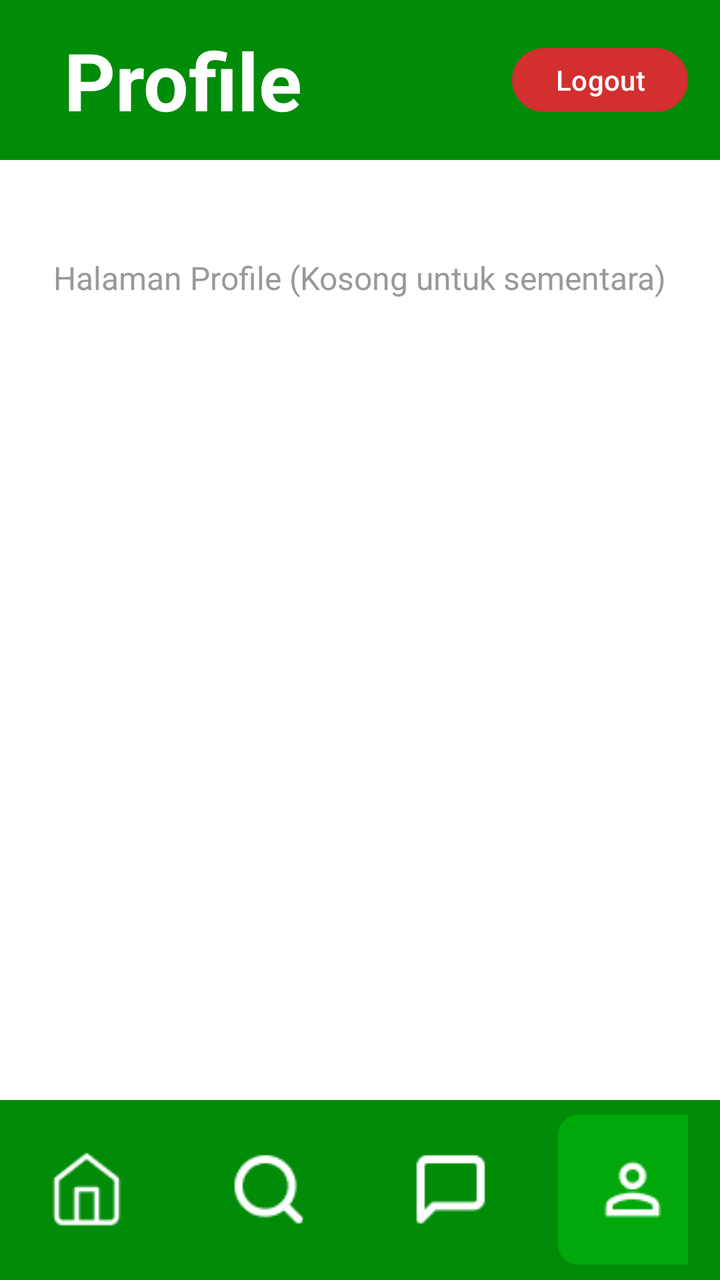
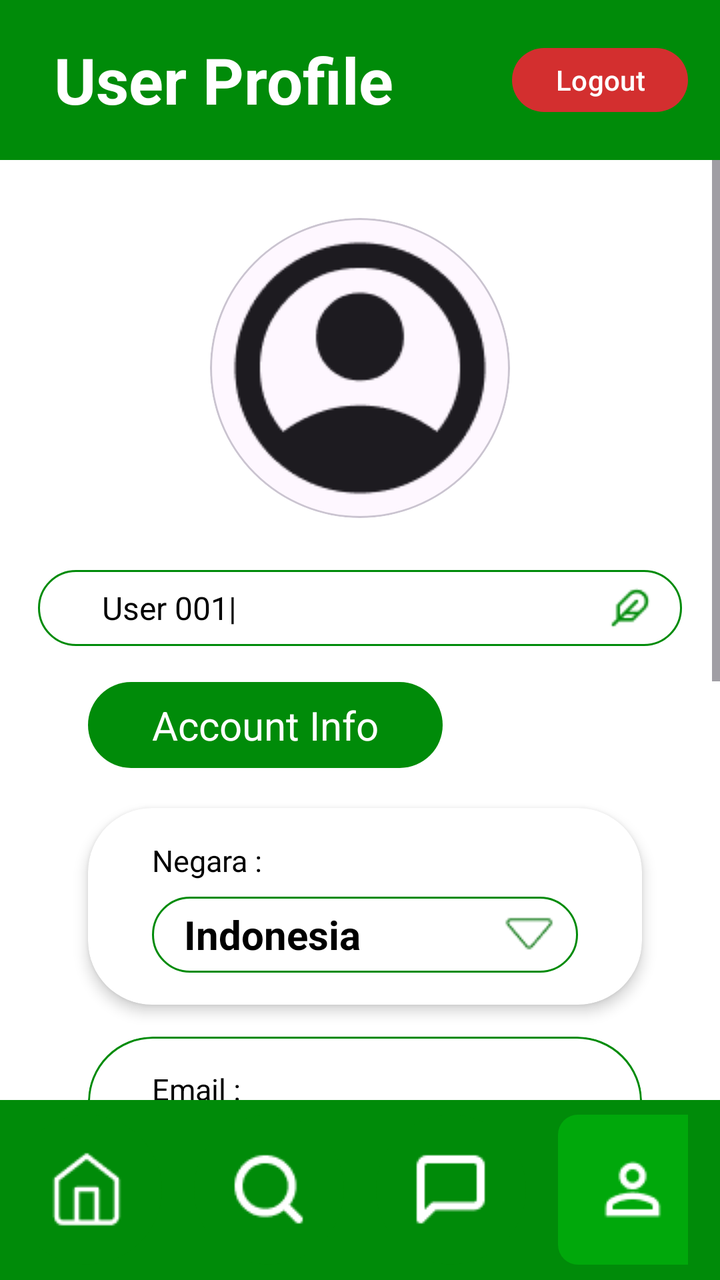

Two renders of the same Android screen: before a commit and after it. Below are the layout's source before the change and the commit's diff.
<!-- AndroidManifest.xml: application theme Theme.Wertugo -->
<!-- res/layout/activity_profile.xml -->
<?xml version="1.0" encoding="utf-8"?>
<LinearLayout xmlns:android="http://schemas.android.com/apk/res/android"
    xmlns:app="http://schemas.android.com/apk/res-auto"
    android:layout_width="match_parent"
    android:layout_height="match_parent"
    android:orientation="vertical"
    android:background="#FFFFFF">

    
    <androidx.appcompat.widget.Toolbar
        android:id="@+id/toolbar_profile"
        android:layout_width="match_parent"
        android:layout_height="80dp"
        android:background="#008B09"
        android:theme="@style/ThemeOverlay.AppCompat.Dark.ActionBar">

        <RelativeLayout
            android:layout_width="match_parent"
            android:layout_height="match_parent">

            <TextView
                android:id="@+id/tv_toolbar_title"
                android:layout_width="wrap_content"
                android:layout_height="wrap_content"
                android:layout_centerVertical="true"
                android:layout_marginStart="16dp"
                android:text="Profile"
                android:textColor="#FFFFFF"
                android:textSize="40sp"
                android:textStyle="bold" />

            <com.google.android.material.button.MaterialButton
                android:id="@+id/btn_logout"
                android:layout_width="wrap_content"
                android:layout_height="40dp"
                android:layout_alignParentEnd="true"
                android:layout_centerVertical="true"
                android:layout_marginEnd="16dp"
                android:text="Logout"
                android:textSize="14sp"
                android:textColor="#FFFFFF"
                app:backgroundTint="#D32F2F"
                app:cornerRadius="20dp"
                android:paddingHorizontal="12dp" />

        </RelativeLayout>

    </androidx.appcompat.widget.Toolbar>

    
    <ScrollView
        android:layout_width="match_parent"
        android:layout_height="0dp"
        android:layout_weight="1"
        android:padding="16dp">

        <LinearLayout
            android:layout_width="match_parent"
            android:layout_height="wrap_content"
            android:orientation="vertical"
            android:gravity="center">

            <TextView
                android:layout_width="wrap_content"
                android:layout_height="wrap_content"
                android:text="Halaman Profile (Kosong untuk sementara)"
                android:textSize="16sp"
                android:textColor="#999999"
                android:layout_marginTop="32dp" />

        </LinearLayout>

    </ScrollView>

    
    <LinearLayout
        android:layout_width="match_parent"
        android:layout_height="90dp"
        android:background="#008B09"
        android:gravity="center"
        android:orientation="horizontal"
        android:paddingHorizontal="16dp">

        
        <LinearLayout
            android:layout_width="75dp"
            android:layout_height="75dp"
            android:gravity="center"
            android:layout_marginEnd="16dp">
            <ImageView
                android:id="@+id/nav_home"
                android:layout_width="40dp"
                android:layout_height="40dp"
                android:src="@drawable/ic_home"
                android:contentDescription="@string/nav_home"
                android:clickable="true"
                android:focusable="true"
                app:tint="#FFFFFF" />
        </LinearLayout>

        
        <LinearLayout
            android:layout_width="75dp"
            android:layout_height="75dp"
            android:gravity="center"
            android:layout_marginEnd="16dp">
            <ImageView
                android:id="@+id/nav_search"
                android:layout_width="40dp"
                android:layout_height="40dp"
                android:src="@drawable/ic_search"
                android:contentDescription="@string/nav_search"
                android:clickable="true"
                android:focusable="true"
                app:tint="#FFFFFF" />
        </LinearLayout>

        
        <LinearLayout
            android:layout_width="75dp"
            android:layout_height="75dp"
            android:gravity="center"
            android:layout_marginEnd="16dp">
            <ImageView
                android:id="@+id/nav_message"
                android:layout_width="40dp"
                android:layout_height="40dp"
                android:src="@drawable/ic_message"
                android:contentDescription="@string/nav_message"
                android:clickable="true"
                android:focusable="true"
                app:tint="#FFFFFF" />
        </LinearLayout>

        
        <LinearLayout
            android:layout_width="75dp"
            android:layout_height="75dp"
            android:background="@drawable/bg_nav_active"
            android:gravity="center">
            <ImageView
                android:id="@+id/nav_profile"
                android:layout_width="40dp"
                android:layout_height="40dp"
                android:src="@drawable/ic_profile"
                android:contentDescription="@string/nav_profile"
                android:clickable="true"
                android:focusable="true"
                app:tint="#FFFFFF" />
        </LinearLayout>

    </LinearLayout>

</LinearLayout>
<!-- resources referenced by this layout -->
<resources>
  <!-- drawable bg_nav_active (drawable) -->
  <?xml version="1.0" encoding="utf-8"?>
  <shape xmlns:android="http://schemas.android.com/apk/res/android"
      android:shape="rectangle">
      <corners android:radius="10dp" />
      <solid android:color="#00A80B" />
  </shape>
  <!-- drawable ic_home: png bitmap (drawable, 511 bytes) -->
  <!-- drawable ic_message: png bitmap (drawable, 373 bytes) -->
  <!-- drawable ic_profile: png bitmap (drawable, 541 bytes) -->
  <!-- drawable ic_search: png bitmap (drawable, 654 bytes) -->
  <string name="nav_home">Home</string>
  <string name="nav_message">Message</string>
  <string name="nav_profile">Profile</string>
  <string name="nav_search">Search</string>
  <style name="Theme.Wertugo" parent="Base.Theme.Wertugo" />
  <style name="Base.Theme.Wertugo" parent="Theme.Material3.DayNight.NoActionBar">
          
          
      </style>
</resources>

<!-- the commit's change to res/layout/activity_profile.xml (unified diff, before → after) -->
@@ -1,34 +1,34 @@
 <?xml version="1.0" encoding="utf-8"?>
-<LinearLayout xmlns:android="http://schemas.android.com/apk/res/android"
+<androidx.constraintlayout.widget.ConstraintLayout xmlns:android="http://schemas.android.com/apk/res/android"
     xmlns:app="http://schemas.android.com/apk/res-auto"
     android:layout_width="match_parent"
     android:layout_height="match_parent"
-    android:orientation="vertical"
     android:background="#FFFFFF">
 
     
     <androidx.appcompat.widget.Toolbar
-        android:id="@+id/toolbar_profile"
-        android:layout_width="match_parent"
+        android:id="@+id/toolbar"
+        android:layout_width="0dp"
         android:layout_height="80dp"
         android:background="#008B09"
-        android:theme="@style/ThemeOverlay.AppCompat.Dark.ActionBar">
+        app:layout_constraintEnd_toEndOf="parent"
+        app:layout_constraintStart_toStartOf="parent"
+        app:layout_constraintTop_toTopOf="parent">
 
         <RelativeLayout
             android:layout_width="match_parent"
             android:layout_height="match_parent">
-
             <TextView
                 android:id="@+id/tv_toolbar_title"
                 android:layout_width="wrap_content"
                 android:layout_height="wrap_content"
                 android:layout_centerVertical="true"
-                android:layout_marginStart="16dp"
-                android:text="Profile"
+                android:layout_marginStart="11dp"
+                android:text="User Profile"
                 android:textColor="#FFFFFF"
-                android:textSize="40sp"
-                android:textStyle="bold" />
-
+                android:textSize="32sp"
+                android:textStyle="bold"
+                android:fontFamily="sans-serif" />
             <com.google.android.material.button.MaterialButton
                 android:id="@+id/btn_logout"
                 android:layout_width="wrap_content"
@@ -42,113 +42,416 @@
                 app:backgroundTint="#D32F2F"
                 app:cornerRadius="20dp"
                 android:paddingHorizontal="12dp" />
-
         </RelativeLayout>
-
     </androidx.appcompat.widget.Toolbar>
 
     
     <ScrollView
-        android:layout_width="match_parent"
+        android:id="@+id/scrollView"
+        android:layout_width="0dp"
         android:layout_height="0dp"
-        android:layout_weight="1"
-        android:padding="16dp">
-
-        <LinearLayout
+        android:fillViewport="true"
+        android:scrollbars="vertical"
+        app:layout_constraintTop_toBottomOf="@id/toolbar"
+        app:layout_constraintBottom_toTopOf="@id/navbar"
+        app:layout_constraintEnd_toEndOf="parent"
+        app:layout_constraintStart_toStartOf="parent">
+
+        <androidx.constraintlayout.widget.ConstraintLayout
             android:layout_width="match_parent"
             android:layout_height="wrap_content"
-            android:orientation="vertical"
-            android:gravity="center">
-
-            <TextView
+            android:paddingBottom="32dp">
+
+            
+            <com.google.android.material.card.MaterialCardView
+                android:id="@+id/cv_profile_pic"
+                android:layout_width="150dp"
+                android:layout_height="150dp"
+                app:cardCornerRadius="75dp"
+                app:cardElevation="0dp"
+                app:layout_constraintEnd_toEndOf="parent"
+                app:layout_constraintStart_toStartOf="parent"
+                app:layout_constraintTop_toTopOf="parent"
+                android:layout_marginTop="29dp">
+                <ImageView
+                    android:id="@+id/iv_profile_picture"
+                    android:layout_width="match_parent"
+                    android:layout_height="match_parent"
+                    android:scaleType="centerCrop"
+                    android:src="@drawable/ic_default_profile"
+                    android:contentDescription="@string/profile_picture" />
+            </com.google.android.material.card.MaterialCardView>
+
+            
+            <LinearLayout
+                android:id="@+id/layout_username"
+                android:layout_width="0dp"
+                android:layout_height="38dp"
+                android:layout_marginStart="19dp"
+                android:layout_marginEnd="19dp"
+                android:layout_marginTop="26dp"
+                android:background="@drawable/border_green_rounded"
+                android:orientation="horizontal"
+                android:gravity="center_vertical"
+                android:paddingStart="32dp"
+                android:paddingEnd="16dp"
+                app:layout_constraintEnd_toEndOf="parent"
+                app:layout_constraintStart_toStartOf="parent"
+                app:layout_constraintTop_toBottomOf="@id/cv_profile_pic">
+
+                <EditText
+                    android:id="@+id/et_username"
+                    android:layout_width="0dp"
+                    android:layout_height="wrap_content"
+                    android:layout_weight="1"
+                    android:text="User 001|"
+                    android:textSize="16sp"
+                    android:textColor="#000000"
+                    android:background="@null"
+                    android:padding="0dp"
+                    android:inputType="textPersonName"
+                    android:singleLine="true" />
+
+                <ImageView
+                    android:id="@+id/iv_edit_username"
+                    android:layout_width="20dp"
+                    android:layout_height="20dp"
+                    android:src="@drawable/ic_feather"
+                    android:contentDescription="@string/edit_username" />
+            </LinearLayout>
+
+            
+            <androidx.appcompat.widget.LinearLayoutCompat
+                android:id="@+id/btn_account_info"
                 android:layout_width="wrap_content"
                 android:layout_height="wrap_content"
-                android:text="Halaman Profile (Kosong untuk sementara)"
-                android:textSize="16sp"
-                android:textColor="#999999"
-                android:layout_marginTop="32dp" />
-
-        </LinearLayout>
-
+                android:layout_marginStart="44dp"
+                android:layout_marginTop="18dp"
+                android:background="@drawable/bg_account_info"
+                android:paddingStart="32dp"
+                android:paddingEnd="32dp"
+                android:paddingTop="8dp"
+                android:paddingBottom="8dp"
+                app:layout_constraintStart_toStartOf="parent"
+                app:layout_constraintTop_toBottomOf="@id/layout_username">
+                <TextView
+                    android:layout_width="wrap_content"
+                    android:layout_height="wrap_content"
+                    android:text="Account Info"
+                    android:textColor="#FFFFFF"
+                    android:textSize="20sp"
+                    android:fontFamily="sans-serif" />
+            </androidx.appcompat.widget.LinearLayoutCompat>
+
+            
+            <androidx.cardview.widget.CardView
+                android:id="@+id/card_negara"
+                android:layout_width="0dp"
+                android:layout_height="wrap_content"
+                android:layout_marginStart="44dp"
+                android:layout_marginEnd="39dp"
+                android:layout_marginTop="20dp"
+                app:cardCornerRadius="32dp"
+                app:cardElevation="4dp"
+                app:cardBackgroundColor="#FFFFFF"
+                app:layout_constraintEnd_toEndOf="parent"
+                app:layout_constraintStart_toStartOf="parent"
+                app:layout_constraintTop_toBottomOf="@id/btn_account_info">
+
+                <LinearLayout
+                    android:layout_width="match_parent"
+                    android:layout_height="wrap_content"
+                    android:orientation="vertical"
+                    android:paddingStart="32dp"
+                    android:paddingTop="8dp"
+                    android:paddingEnd="32dp"
+                    android:paddingBottom="8dp">
+
+                    <TextView
+                        android:layout_width="wrap_content"
+                        android:layout_height="wrap_content"
+                        android:layout_marginTop="8dp"
+                        android:text="Negara :"
+                        android:textColor="#000000"
+                        android:textSize="15sp" />
+
+                    <LinearLayout
+                        android:layout_width="match_parent"
+                        android:layout_height="38dp"
+                        android:layout_marginTop="8dp"
+                        android:layout_marginBottom="8dp"
+                        android:background="@drawable/border_green_rounded_shadow"
+                        android:gravity="center_vertical"
+                        android:orientation="horizontal"
+                        android:paddingStart="16dp"
+                        android:paddingEnd="8dp">
+
+                        <AutoCompleteTextView
+                            android:id="@+id/et_country"
+                            android:layout_width="0dp"
+                            android:layout_height="wrap_content"
+                            android:layout_weight="1"
+                            android:background="@null"
+                            android:inputType="text"
+                            android:padding="0dp"
+                            android:singleLine="true"
+                            android:text="Indonesia"
+                            android:textColor="#000000"
+                            android:textSize="20sp"
+                            android:textStyle="bold" />
+
+                        <ImageView
+                            android:layout_width="32dp"
+                            android:layout_height="32dp"
+                            android:contentDescription="@null"
+                            android:src="@drawable/ic_dropdown" />
+                    </LinearLayout>
+                </LinearLayout>
+            </androidx.cardview.widget.CardView>
+
+            
+            <androidx.cardview.widget.CardView
+                android:id="@+id/card_email"
+                android:layout_width="0dp"
+                android:layout_height="137dp"
+                android:layout_marginStart="44dp"
+                android:layout_marginEnd="39dp"
+                android:layout_marginTop="16dp"
+                app:cardCornerRadius="32dp"
+                app:cardElevation="0dp"
+                app:cardBackgroundColor="#FFFFFF"
+                app:layout_constraintEnd_toEndOf="parent"
+                app:layout_constraintStart_toStartOf="parent"
+                app:layout_constraintTop_toBottomOf="@id/card_negara">
+
+                <androidx.constraintlayout.widget.ConstraintLayout
+                    android:layout_width="match_parent"
+                    android:layout_height="match_parent"
+                    android:background="@drawable/border_green_rounded_shadow"
+                    android:paddingStart="32dp"
+                    android:paddingEnd="32dp">
+
+                    <TextView
+                        android:id="@+id/label_email"
+                        android:layout_width="wrap_content"
+                        android:layout_height="wrap_content"
+                        android:text="Email :"
+                        android:textSize="15sp"
+                        android:textColor="#000000"
+                        app:layout_constraintStart_toStartOf="parent"
+                        app:layout_constraintTop_toTopOf="parent"
+                        android:layout_marginTop="16dp" />
+
+                    <LinearLayout
+                        android:id="@+id/email_field"
+                        android:layout_width="0dp"
+                        android:layout_height="35dp"
+                        android:layout_marginTop="8dp"
+                        android:background="@drawable/border_green_rounded_shadow"
+                        android:orientation="horizontal"
+                        android:gravity="center_vertical"
+                        android:paddingStart="16dp"
+                        android:paddingEnd="16dp"
+                        app:layout_constraintStart_toStartOf="parent"
+                        app:layout_constraintEnd_toEndOf="parent"
+                        app:layout_constraintTop_toBottomOf="@id/label_email">
+
+                        <TextView
+                            android:id="@+id/tv_email"
+                            android:layout_width="0dp"
+                            android:layout_height="wrap_content"
+                            android:layout_weight="1"
+                            android:text="user001@gmail.com"
+                            android:textSize="15sp"
+                            android:textStyle="bold"
+                            android:textColor="#000000"
+                            android:textDecoration="underline" />
+                    </LinearLayout>
+
+                    <com.google.android.material.button.MaterialButton
+                        android:id="@+id/btn_change_email"
+                        android:layout_width="0dp"
+                        android:layout_height="47dp"
+                        android:text="Ganti Email"
+                        android:textSize="12sp"
+                        android:textColor="#FFFFFF"
+                        app:backgroundTint="#008B09"
+                        app:cornerRadius="32dp"
+                        app:layout_constraintStart_toStartOf="parent"
+                        app:layout_constraintEnd_toEndOf="parent"
+                        app:layout_constraintTop_toBottomOf="@id/email_field"
+                        android:layout_marginTop="16dp"
+                        app:layout_constraintBottom_toBottomOf="parent"
+                        android:layout_marginBottom="16dp" />
+                </androidx.constraintlayout.widget.ConstraintLayout>
+            </androidx.cardview.widget.CardView>
+
+            
+            <androidx.cardview.widget.CardView
+                android:id="@+id/card_password"
+                android:layout_width="0dp"
+                android:layout_height="145dp"
+                android:layout_marginStart="44dp"
+                android:layout_marginEnd="39dp"
+                android:layout_marginTop="16dp"
+                app:cardCornerRadius="32dp"
+                app:cardElevation="4dp"
+                app:cardBackgroundColor="#FFFFFF"
+                app:layout_constraintEnd_toEndOf="parent"
+                app:layout_constraintStart_toStartOf="parent"
+                app:layout_constraintTop_toBottomOf="@id/card_email">
+
+                <androidx.constraintlayout.widget.ConstraintLayout
+                    android:layout_width="match_parent"
+                    android:layout_height="match_parent"
+                    android:background="@drawable/border_green_rounded_shadow"
+                    android:paddingStart="32dp"
+                    android:paddingEnd="32dp">
+
+                    <TextView
+                        android:id="@+id/label_password"
+                        android:layout_width="wrap_content"
+                        android:layout_height="wrap_content"
+                        android:text="Password :"
+                        android:textSize="15sp"
+                        android:textColor="#000000"
+                        app:layout_constraintStart_toStartOf="parent"
+                        app:layout_constraintTop_toTopOf="parent"
+                        android:layout_marginTop="16dp" />
+
+                    <LinearLayout
+                        android:id="@+id/password_field"
+                        android:layout_width="0dp"
+                        android:layout_height="35dp"
+                        android:layout_marginTop="8dp"
+                        android:background="@drawable/border_green_rounded_shadow"
+                        android:orientation="horizontal"
+                        android:gravity="center_vertical"
+                        android:paddingStart="16dp"
+                        android:paddingEnd="16dp"
+                        app:layout_constraintStart_toStartOf="parent"
+                        app:layout_constraintEnd_toEndOf="parent"
+                        app:layout_constraintTop_toBottomOf="@id/label_password">
+
+                        <TextView
+                            android:id="@+id/tv_password"
+                            android:layout_width="0dp"
+                            android:layout_height="wrap_content"
+                            android:layout_weight="1"
+                            android:text="**********"
+                            android:textSize="20sp"
+                            android:textStyle="bold"
+                            android:textColor="#000000" />
+                    </LinearLayout>
+
+                    <com.google.android.material.button.MaterialButton
+                        android:id="@+id/btn_change_password"
+                        android:layout_width="0dp"
+                        android:layout_height="47dp"
+                        android:text="Ganti Password"
+                        android:textSize="12sp"
+                        android:textColor="#FFFFFF"
+                        app:backgroundTint="#008B09"
+                        app:cornerRadius="32dp"
+                        app:layout_constraintStart_toStartOf="parent"
+                        app:layout_constraintEnd_toEndOf="parent"
+                        app:layout_constraintTop_toBottomOf="@id/password_field"
+                        android:layout_marginTop="16dp"
+                        app:layout_constraintBottom_toBottomOf="parent"
+                        android:layout_marginBottom="16dp" />
+                </androidx.constraintlayout.widget.ConstraintLayout>
+            </androidx.cardview.widget.CardView>
+
+            
+            <com.google.android.material.button.MaterialButton
+                android:id="@+id/btn_save"
+                android:layout_width="0dp"
+                android:layout_height="47dp"
+                android:layout_marginStart="73dp"
+                android:layout_marginEnd="73dp"
+                android:layout_marginTop="32dp"
+                android:text="Simpan Perubahan"
+                android:textSize="12sp"
+                android:textColor="#FFFFFF"
+                app:backgroundTint="#008B09"
+                app:cornerRadius="32dp"
+                app:layout_constraintEnd_toEndOf="parent"
+                app:layout_constraintStart_toStartOf="parent"
+                app:layout_constraintTop_toBottomOf="@id/card_password" />
+
+        </androidx.constraintlayout.widget.ConstraintLayout>
     </ScrollView>
 
     
     <LinearLayout
-        android:layout_width="match_parent"
+        android:id="@+id/navbar"
+        android:layout_width="0dp"
         android:layout_height="90dp"
         android:background="#008B09"
+        android:orientation="horizontal"
         android:gravity="center"
-        android:orientation="horizontal"
-        android:paddingHorizontal="16dp">
-
-        
+        android:paddingHorizontal="16dp"
+        app:layout_constraintBottom_toBottomOf="parent"
+        app:layout_constraintEnd_toEndOf="parent"
+        app:layout_constraintStart_toStartOf="parent">
+
         <LinearLayout
             android:layout_width="75dp"
             android:layout_height="75dp"
             android:gravity="center"
-            android:layout_marginEnd="16dp">
+            android:layout_marginEnd="16dp"
+            android:background="@drawable/bg_nav_inactive">
             <ImageView
                 android:id="@+id/nav_home"
                 android:layout_width="40dp"
                 android:layout_height="40dp"
                 android:src="@drawable/ic_home"
                 android:contentDescription="@string/nav_home"
-                android:clickable="true"
-                android:focusable="true"
                 app:tint="#FFFFFF" />
         </LinearLayout>
 
-        
         <LinearLayout
             android:layout_width="75dp"
             android:layout_height="75dp"
             android:gravity="center"
-            android:layout_marginEnd="16dp">
+            android:layout_marginEnd="16dp"
+            android:background="@drawable/bg_nav_inactive">
             <ImageView
                 android:id="@+id/nav_search"
                 android:layout_width="40dp"
                 android:layout_height="40dp"
                 android:src="@drawable/ic_search"
                 android:contentDescription="@string/nav_search"
-                android:clickable="true"
-                android:focusable="true"
                 app:tint="#FFFFFF" />
         </LinearLayout>
 
-        
         <LinearLayout
             android:layout_width="75dp"
             android:layout_height="75dp"
             android:gravity="center"
-            android:layout_marginEnd="16dp">
+            android:layout_marginEnd="16dp"
+            android:background="@drawable/bg_nav_inactive">
             <ImageView
                 android:id="@+id/nav_message"
                 android:layout_width="40dp"
                 android:layout_height="40dp"
                 android:src="@drawable/ic_message"
                 android:contentDescription="@string/nav_message"
-                android:clickable="true"
-                android:focusable="true"
                 app:tint="#FFFFFF" />
         </LinearLayout>
 
-        
         <LinearLayout
             android:layout_width="75dp"
             android:layout_height="75dp"
-            android:background="@drawable/bg_nav_active"
-            android:gravity="center">
+            android:gravity="center"
+            android:background="@drawable/bg_nav_active">
             <ImageView
                 android:id="@+id/nav_profile"
                 android:layout_width="40dp"
                 android:layout_height="40dp"
                 android:src="@drawable/ic_profile"
                 android:contentDescription="@string/nav_profile"
-                android:clickable="true"
-                android:focusable="true"
                 app:tint="#FFFFFF" />
         </LinearLayout>
-
     </LinearLayout>
-
-</LinearLayout>
+</androidx.constraintlayout.widget.ConstraintLayout>
<!-- resource entries referenced after the edit -->
@@ -1,5 +1,10 @@
 <!-- resources referenced by this layout -->
 <resources>
+  <!-- drawable bg_account_info (drawable) -->
+  <shape xmlns:android="http://schemas.android.com/apk/res/android">
+      <solid android:color="#008B09" />
+      <corners android:radius="32dp" />
+  </shape>
   <!-- drawable bg_nav_active (drawable) -->
   <?xml version="1.0" encoding="utf-8"?>
   <shape xmlns:android="http://schemas.android.com/apk/res/android"
@@ -7,14 +12,37 @@
       <corners android:radius="10dp" />
       <solid android:color="#00A80B" />
   </shape>
+  <!-- drawable bg_nav_inactive (drawable) -->
+  <shape xmlns:android="http://schemas.android.com/apk/res/android"
+      android:shape="oval">
+      <solid android:color="#008B09" />
+  </shape>
+  <!-- drawable border_green_rounded (drawable) -->
+  <shape xmlns:android="http://schemas.android.com/apk/res/android"
+      android:shape="rectangle">
+      <stroke android:width="1dp" android:color="#008B09" />
+      <corners android:radius="20dp" />
+      <solid android:color="#FFFFFF" />
+  </shape>
+  <!-- drawable border_green_rounded_shadow (drawable) -->
+  <shape xmlns:android="http://schemas.android.com/apk/res/android">
+      <stroke android:width="1dp" android:color="#008B09" />
+      <corners android:radius="32dp" />
+      <solid android:color="#FFFFFF" />
+  </shape>
+  <!-- drawable ic_default_profile: png bitmap (drawable, 4074 bytes) -->
+  <!-- drawable ic_dropdown: png bitmap (drawable, 535 bytes) -->
+  <!-- drawable ic_feather: png bitmap (drawable, 495 bytes) -->
   <!-- drawable ic_home: png bitmap (drawable, 511 bytes) -->
   <!-- drawable ic_message: png bitmap (drawable, 373 bytes) -->
   <!-- drawable ic_profile: png bitmap (drawable, 541 bytes) -->
   <!-- drawable ic_search: png bitmap (drawable, 654 bytes) -->
-  <string name="nav_home">Home</string>
-  <string name="nav_message">Message</string>
-  <string name="nav_profile">Profile</string>
-  <string name="nav_search">Search</string>
+  <string name="edit_username">Edit Nama Pengguna</string>
+  <string name="nav_home">Beranda</string>
+  <string name="nav_message">Pesan</string>
+  <string name="nav_profile">Profil</string>
+  <string name="nav_search">Pencarian</string>
+  <string name="profile_picture">Foto Profil</string>
   <style name="Theme.Wertugo" parent="Base.Theme.Wertugo" />
   <style name="Base.Theme.Wertugo" parent="Theme.Material3.DayNight.NoActionBar">
           
